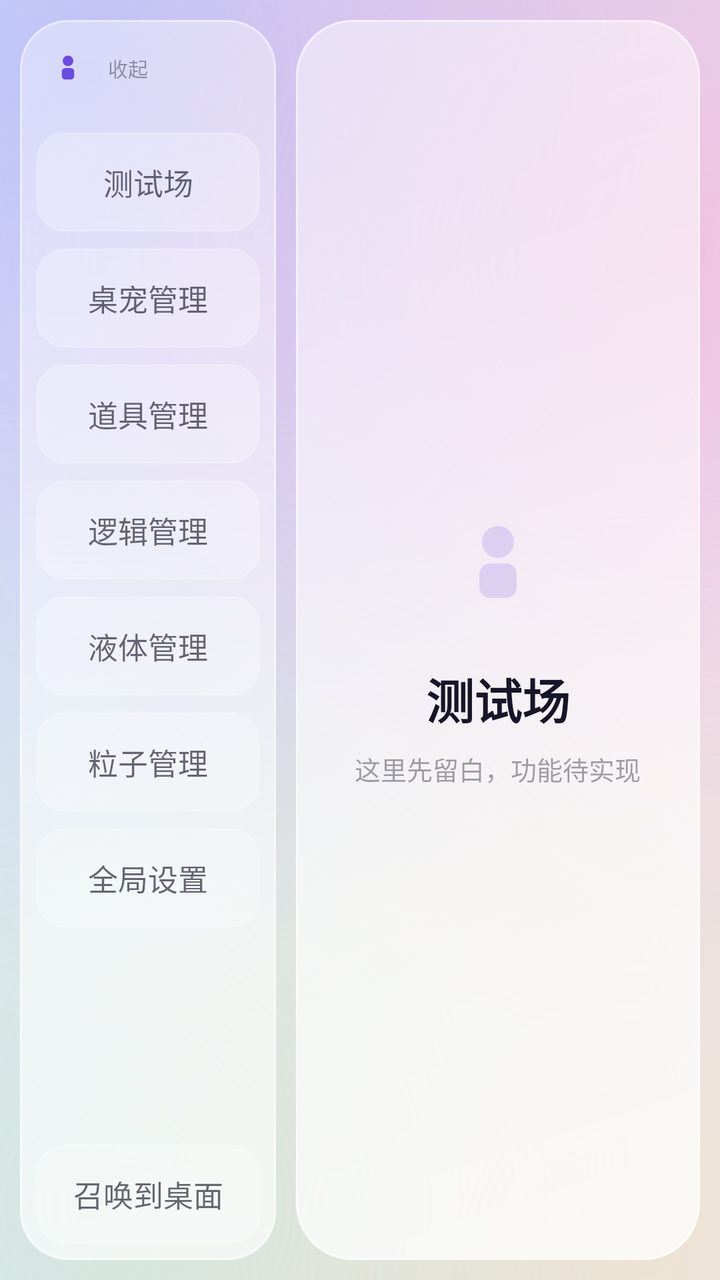
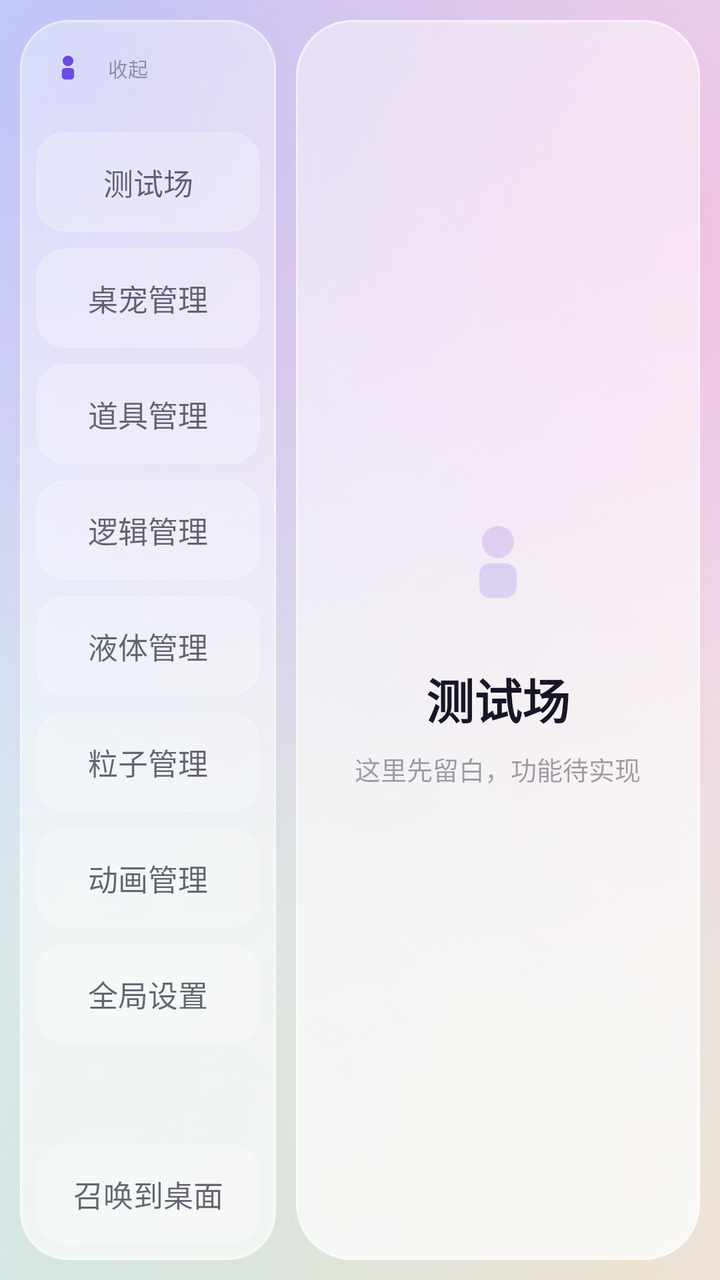

Compare the two renders of this Android layout. The source of the first and the diff that turns it into the second are given below.
<!-- AndroidManifest.xml: application theme Theme.ATP -->
<!-- res/layout/activity_main.xml -->
<?xml version="1.0" encoding="utf-8"?>
<FrameLayout xmlns:android="http://schemas.android.com/apk/res/android"
    xmlns:app="http://schemas.android.com/apk/res-auto"
    android:layout_width="match_parent"
    android:layout_height="match_parent"
    android:background="@drawable/bg_aurora"
    android:fitsSystemWindows="true">

    
    <ImageView
        android:id="@+id/themeBackground"
        android:layout_width="match_parent"
        android:layout_height="match_parent"
        android:contentDescription="@null"
        android:scaleType="centerCrop"
        android:visibility="gone" />

    
    <View
        android:id="@+id/themeScrim"
        android:layout_width="match_parent"
        android:layout_height="match_parent"
        android:background="#00000000" />

    <LinearLayout
        android:layout_width="match_parent"
        android:layout_height="match_parent"
        android:orientation="horizontal"
        android:padding="10dp">

        
        <LinearLayout
            android:id="@+id/sidebar"
            android:layout_width="128dp"
            android:layout_height="match_parent"
            android:background="@drawable/glass_sidebar"
            android:orientation="vertical"
            android:padding="8dp">

            <LinearLayout
                android:id="@+id/railHeader"
                android:layout_width="match_parent"
                android:layout_height="wrap_content"
                android:background="?android:attr/selectableItemBackground"
                android:clickable="true"
                android:focusable="true"
                android:gravity="center_vertical"
                android:orientation="horizontal"
                android:paddingStart="4dp"
                android:paddingTop="4dp"
                android:paddingEnd="4dp"
                android:paddingBottom="12dp">

                <ImageView
                    android:layout_width="24dp"
                    android:layout_height="24dp"
                    android:contentDescription="@null"
                    android:src="@drawable/ic_pet_mark"
                    app:tint="@color/brand" />

                <TextView
                    android:id="@+id/railHint"
                    android:layout_width="0dp"
                    android:layout_height="wrap_content"
                    android:layout_marginStart="8dp"
                    android:layout_weight="1"
                    android:text="@string/rail_collapse"
                    android:textColor="@color/text_subtle"
                    android:textSize="10sp" />
            </LinearLayout>

            <TextView
                android:id="@+id/menuSandbox"
                style="@style/MenuItem"
                android:text="@string/menu_sandbox" />

            <TextView
                android:id="@+id/menuPets"
                style="@style/MenuItem"
                android:text="@string/menu_pets" />

            <TextView
                android:id="@+id/menuProps"
                style="@style/MenuItem"
                android:text="@string/menu_props" />

            <TextView
                android:id="@+id/menuLogic"
                style="@style/MenuItem"
                android:text="@string/menu_logic" />

            <TextView
                android:id="@+id/menuLiquids"
                style="@style/MenuItem"
                android:text="@string/menu_liquids" />

            <TextView
                android:id="@+id/menuParticles"
                style="@style/MenuItem"
                android:text="@string/menu_particles" />

            <TextView
                android:id="@+id/menuSettings"
                style="@style/MenuItem"
                android:text="@string/menu_settings" />

            
            <Space
                android:layout_width="match_parent"
                android:layout_height="0dp"
                android:layout_weight="1" />

            <TextView
                android:id="@+id/petSummon"
                style="@style/SummonButton"
                android:text="@string/pet_summon" />
        </LinearLayout>

        
        <FrameLayout
            android:id="@+id/content"
            android:layout_width="0dp"
            android:layout_height="match_parent"
            android:layout_marginStart="10dp"
            android:layout_weight="1"
            android:background="@drawable/glass_panel">

            
            <LinearLayout
                android:id="@+id/placeholder"
                android:layout_width="match_parent"
                android:layout_height="wrap_content"
                android:layout_gravity="center"
                android:gravity="center"
                android:orientation="vertical"
                android:padding="24dp">

                <ImageView
                    android:layout_width="72dp"
                    android:layout_height="72dp"
                    android:alpha="0.18"
                    android:contentDescription="@null"
                    android:src="@drawable/ic_pet_mark"
                    app:tint="@color/brand" />

                <TextView
                    android:id="@+id/contentTitle"
                    android:layout_width="wrap_content"
                    android:layout_height="wrap_content"
                    android:layout_marginTop="14dp"
                    android:text="@string/menu_sandbox"
                    android:textColor="@color/text_primary"
                    android:textSize="24sp"
                    android:textStyle="bold" />

                <TextView
                    android:id="@+id/contentHint"
                    android:layout_width="wrap_content"
                    android:layout_height="wrap_content"
                    android:layout_marginTop="8dp"
                    android:gravity="center"
                    android:text="@string/content_placeholder"
                    android:textColor="@color/text_subtle"
                    android:textSize="13sp" />
            </LinearLayout>

            
            <FrameLayout
                android:id="@+id/sandboxPane"
                android:layout_width="match_parent"
                android:layout_height="match_parent"
                android:visibility="gone">

                <dev.atp.pet.ui.PhysicsSandboxView
                    android:id="@+id/sandboxView"
                    android:layout_width="match_parent"
                    android:layout_height="match_parent" />

                <HorizontalScrollView
                    android:layout_width="match_parent"
                    android:layout_height="wrap_content"
                    android:layout_gravity="top"
                    android:paddingStart="8dp"
                    android:paddingTop="6dp"
                    android:paddingEnd="8dp"
                    android:scrollbars="none">

                    <LinearLayout
                        android:id="@+id/petChooser"
                        android:layout_width="wrap_content"
                        android:layout_height="wrap_content"
                        android:orientation="horizontal" />
                </HorizontalScrollView>
            </FrameLayout>

            
            <ScrollView
                android:id="@+id/petListScroll"
                android:layout_width="match_parent"
                android:layout_height="match_parent"
                android:visibility="gone">

                <LinearLayout
                    android:id="@+id/petList"
                    android:layout_width="match_parent"
                    android:layout_height="wrap_content"
                    android:orientation="vertical"
                    android:padding="12dp" />
            </ScrollView>

            
            <ScrollView
                android:id="@+id/partListScroll"
                android:layout_width="match_parent"
                android:layout_height="match_parent"
                android:visibility="gone">

                <LinearLayout
                    android:id="@+id/partList"
                    android:layout_width="match_parent"
                    android:layout_height="wrap_content"
                    android:orientation="vertical"
                    android:padding="12dp" />
            </ScrollView>

            
            <ScrollView
                android:id="@+id/partFilesScroll"
                android:layout_width="match_parent"
                android:layout_height="match_parent"
                android:visibility="gone">

                <LinearLayout
                    android:id="@+id/partFilesList"
                    android:layout_width="match_parent"
                    android:layout_height="wrap_content"
                    android:orientation="vertical"
                    android:padding="12dp" />
            </ScrollView>

            
            <ScrollView
                android:id="@+id/depthScroll"
                android:layout_width="match_parent"
                android:layout_height="match_parent"
                android:visibility="gone">

                <LinearLayout
                    android:id="@+id/depthList"
                    android:layout_width="match_parent"
                    android:layout_height="wrap_content"
                    android:orientation="vertical"
                    android:padding="12dp" />
            </ScrollView>

            
            <ScrollView
                android:id="@+id/liquidScroll"
                android:layout_width="match_parent"
                android:layout_height="match_parent"
                android:visibility="gone">

                <LinearLayout
                    android:id="@+id/liquidList"
                    android:layout_width="match_parent"
                    android:layout_height="wrap_content"
                    android:orientation="vertical"
                    android:padding="12dp" />
            </ScrollView>

            
            <ScrollView
                android:id="@+id/particleScroll"
                android:layout_width="match_parent"
                android:layout_height="match_parent"
                android:visibility="gone">

                <LinearLayout
                    android:id="@+id/particleList"
                    android:layout_width="match_parent"
                    android:layout_height="wrap_content"
                    android:orientation="vertical"
                    android:padding="12dp" />
            </ScrollView>

            
            <ScrollView
                android:id="@+id/settingsScroll"
                android:layout_width="match_parent"
                android:layout_height="match_parent"
                android:visibility="gone">

                <LinearLayout
                    android:id="@+id/settingsList"
                    android:layout_width="match_parent"
                    android:layout_height="wrap_content"
                    android:orientation="vertical"
                    android:padding="12dp" />
            </ScrollView>

            
            <ScrollView
                android:id="@+id/propListScroll"
                android:layout_width="match_parent"
                android:layout_height="match_parent"
                android:visibility="gone">

                <LinearLayout
                    android:id="@+id/propList"
                    android:layout_width="match_parent"
                    android:layout_height="wrap_content"
                    android:orientation="vertical"
                    android:padding="12dp" />
            </ScrollView>

            
            <LinearLayout
                android:id="@+id/logicPane"
                android:layout_width="match_parent"
                android:layout_height="match_parent"
                android:orientation="vertical"
                android:visibility="gone">

                
                <FrameLayout
                    android:layout_width="match_parent"
                    android:layout_height="0dp"
                    android:layout_weight="1">

                    <dev.atp.pet.ui.LogicGraphView
                        android:id="@+id/logicGraph"
                        android:layout_width="match_parent"
                        android:layout_height="match_parent" />

                    <HorizontalScrollView
                        android:layout_width="wrap_content"
                        android:layout_height="wrap_content"
                        android:layout_gravity="top|end"
                        android:paddingStart="8dp"
                        android:paddingTop="6dp"
                        android:paddingEnd="8dp"
                        android:scrollbars="none">

                        <LinearLayout
                            android:id="@+id/logicFolderBar"
                            android:layout_width="wrap_content"
                            android:layout_height="wrap_content"
                            android:gravity="center"
                            android:orientation="horizontal" />
                    </HorizontalScrollView>
                </FrameLayout>

                <HorizontalScrollView
                    android:layout_width="match_parent"
                    android:layout_height="wrap_content"
                    android:paddingStart="8dp"
                    android:paddingEnd="8dp"
                    android:scrollbars="none">

                    <LinearLayout
                        android:id="@+id/logicBar"
                        android:layout_width="wrap_content"
                        android:layout_height="wrap_content"
                        android:gravity="center"
                        android:orientation="horizontal"
                        android:paddingTop="6dp"
                        android:paddingBottom="6dp" />
                </HorizontalScrollView>

                
                <HorizontalScrollView
                    android:layout_width="match_parent"
                    android:layout_height="wrap_content"
                    android:paddingStart="8dp"
                    android:paddingEnd="8dp"
                    android:scrollbars="none">

                    <LinearLayout
                        android:id="@+id/liquidBar"
                        android:layout_width="wrap_content"
                        android:layout_height="wrap_content"
                        android:gravity="center"
                        android:orientation="horizontal"
                        android:paddingTop="2dp"
                        android:paddingBottom="8dp" />
                </HorizontalScrollView>
            </LinearLayout>

            
            <FrameLayout
                android:id="@+id/alignPane"
                android:layout_width="match_parent"
                android:layout_height="match_parent"
                android:visibility="gone">

                <dev.atp.pet.ui.PartAlignView
                    android:id="@+id/alignView"
                    android:layout_width="match_parent"
                    android:layout_height="match_parent" />

                <LinearLayout
                    android:layout_width="match_parent"
                    android:layout_height="wrap_content"
                    android:layout_gravity="bottom"
                    android:gravity="center"
                    android:orientation="horizontal"
                    android:padding="8dp">

                    <TextView
                        android:id="@+id/alignCancel"
                        style="@style/AlignButton"
                        android:text="@string/align_cancel" />

                    <TextView
                        android:id="@+id/alignCanvas"
                        style="@style/AlignButton"
                        android:text="@string/align_canvas" />

                    <TextView
                        android:id="@+id/alignBone"
                        style="@style/AlignButton"
                        android:text="@string/align_bone" />

                    <TextView
                        android:id="@+id/alignMinus"
                        style="@style/AlignButton"
                        android:text="@string/align_minus" />

                    <TextView
                        android:id="@+id/alignPlus"
                        style="@style/AlignButton"
                        android:text="@string/align_plus" />

                    <TextView
                        android:id="@+id/alignConfirm"
                        style="@style/AlignButton"
                        android:text="@string/align_confirm" />
                </LinearLayout>
            </FrameLayout>

            
            <LinearLayout
                android:id="@+id/rigRow"
                android:layout_width="match_parent"
                android:layout_height="match_parent"
                android:orientation="horizontal"
                android:visibility="gone">

                <dev.atp.pet.ui.SkeletonView
                    android:id="@+id/skeletonView"
                    android:layout_width="0dp"
                    android:layout_height="match_parent"
                    android:layout_weight="1" />

                
                <ScrollView
                    android:id="@+id/rigBoneScroll"
                    android:layout_width="96dp"
                    android:layout_height="match_parent"
                    android:background="@drawable/glass_panel"
                    android:padding="4dp"
                    android:scrollbars="none">

                    <LinearLayout
                        android:id="@+id/rigBonePanel"
                        android:layout_width="match_parent"
                        android:layout_height="wrap_content"
                        android:orientation="vertical"
                        android:padding="4dp" />
                </ScrollView>
            </LinearLayout>

            <HorizontalScrollView
                android:id="@+id/rigBarScroll"
                android:layout_width="match_parent"
                android:layout_height="wrap_content"
                android:layout_gravity="bottom"
                android:paddingStart="8dp"
                android:paddingEnd="8dp"
                android:scrollbars="none"
                android:visibility="gone">

                <LinearLayout
                    android:id="@+id/rigBar"
                    android:layout_width="wrap_content"
                    android:layout_height="wrap_content"
                    android:gravity="center"
                    android:orientation="horizontal"
                    android:paddingTop="8dp"
                    android:paddingBottom="8dp">

                    <TextView
                        android:id="@+id/rigMode"
                        style="@style/AlignButton"
                        android:text="@string/rig_mode_pose" />

                    <TextView
                        android:id="@+id/rigAddBone"
                        style="@style/AlignButton"
                        android:text="@string/rig_add_bone" />

                    <TextView
                        android:id="@+id/rigAddNode"
                        style="@style/AlignButton"
                        android:text="@string/rig_add_node" />

                    <TextView
                        android:id="@+id/rigBoneList"
                        style="@style/AlignButton"
                        android:text="@string/rig_bone_list" />

                    <TextView
                        android:id="@+id/rigSaveBones"
                        style="@style/AlignButton"
                        android:text="@string/rig_save_bones" />

                    <TextView
                        android:id="@+id/rigReset"
                        style="@style/AlignButton"
                        android:text="@string/rig_reset" />

                    <TextView
                        android:id="@+id/rigSavePose"
                        style="@style/AlignButton"
                        android:text="@string/rig_save_pose" />

                    <TextView
                        android:id="@+id/rigReference"
                        style="@style/AlignButton"
                        android:text="@string/rig_reference" />

                    <TextView
                        android:id="@+id/rigResetBones"
                        style="@style/AlignButton"
                        android:text="@string/rig_reset_bones" />

                    <TextView
                        android:id="@+id/rigLimitMin"
                        style="@style/AlignButton"
                        android:text="@string/rig_limit_set_min" />

                    <TextView
                        android:id="@+id/rigLimitMax"
                        style="@style/AlignButton"
                        android:text="@string/rig_limit_set_max" />
                </LinearLayout>
            </HorizontalScrollView>

            <TextView
                android:id="@+id/statusLine"
                android:layout_width="match_parent"
                android:layout_height="wrap_content"
                android:layout_gravity="bottom"
                android:padding="10dp"
                android:textColor="@color/text_muted"
                android:textSize="11sp"
                android:visibility="gone" />
        </FrameLayout>
    </LinearLayout>
</FrameLayout>
<!-- resources referenced by this layout -->
<resources>
  <color name="brand">#FF6C4CE0</color>
  <color name="text_muted">#A6171528</color>
  <color name="text_primary">#FF171528</color>
  <color name="text_subtle">#66171528</color>
  <string name="align_bone">贴到骨骼</string>
  <string name="align_cancel">取消</string>
  <string name="align_canvas">整张画布</string>
  <string name="align_confirm">确定</string>
  <string name="align_minus">缩小</string>
  <string name="align_plus">放大</string>
  <string name="content_placeholder">这里先留白，功能待实现</string>
  <string name="menu_liquids">液体管理</string>
  <string name="menu_logic">逻辑管理</string>
  <string name="menu_particles">粒子管理</string>
  <string name="menu_pets">桌宠管理</string>
  <string name="menu_props">道具管理</string>
  <string name="menu_sandbox">测试场</string>
  <string name="menu_settings">全局设置</string>
  <string name="pet_summon">召唤到桌面</string>
  <string name="rail_collapse">收起</string>
  <string name="rig_add_bone">＋ 加骨骼</string>
  <string name="rig_add_node">＋ 加节点</string>
  <string name="rig_bone_list">骨骼列表</string>
  <string name="rig_limit_set_max">设为最大</string>
  <string name="rig_limit_set_min">设为最小</string>
  <string name="rig_mode_pose">摆姿势</string>
  <string name="rig_reference">参考图</string>
  <string name="rig_reset">复位</string>
  <string name="rig_reset_bones">重置骨骼</string>
  <string name="rig_save_bones">保存骨骼</string>
  <string name="rig_save_pose">存为动作</string>
  <style name="MenuItem">
          <item name="android:layout_width">match_parent</item>
          <item name="android:layout_height">50dp</item>
          <item name="android:layout_marginTop">8dp</item>
          <item name="android:background">@drawable/bg_menu_item</item>
          <item name="android:gravity">center</item>
          <item name="android:textColor">@color/menu_text</item>
          <item name="android:textSize">15sp</item>
          <item name="android:clickable">true</item>
          <item name="android:focusable">true</item>
      </style>
  <style name="SummonButton" parent="MenuItem" />
  <style name="Theme.ATP" parent="Theme.Material3.Light.NoActionBar">
          <item name="colorPrimary">@color/brand</item>
  
          
          <item name="android:statusBarColor">@android:color/transparent</item>
          <item name="android:windowLightStatusBar">true</item>
          <item name="android:navigationBarColor">@color/bg_base</item>
          <item name="android:windowBackground">@drawable/bg_aurora</item>
      </style>
  <color name="bg_base">#FFEDE9F7</color>
  <!-- drawable menu_item_selected (drawable) -->
  <?xml version="1.0" encoding="utf-8"?>
  <shape xmlns:android="http://schemas.android.com/apk/res/android"
      android:shape="rectangle">
      <corners android:radius="14dp" />
      <solid android:color="#F2FFFFFF" />
      <stroke
          android:width="1dp"
          android:color="#99FFFFFF" />
  </shape>
  <!-- drawable bg_menu_item (drawable) -->
  <?xml version="1.0" encoding="utf-8"?>
  <ripple xmlns:android="http://schemas.android.com/apk/res/android"
      android:color="@color/ripple">
      <item>
          <selector>
              <item
                  android:drawable="@drawable/menu_item_selected"
                  android:state_selected="true" />
              <item android:drawable="@drawable/menu_item_idle" />
          </selector>
      </item>
  </ripple>
  <color name="ripple">#26000000</color>
  <!-- drawable menu_item_idle (drawable) -->
  <?xml version="1.0" encoding="utf-8"?>
  <shape xmlns:android="http://schemas.android.com/apk/res/android"
      android:shape="rectangle">
      <corners android:radius="14dp" />
      <solid android:color="#3DFFFFFF" />
      <stroke
          android:width="1dp"
          android:color="#2EFFFFFF" />
  </shape>
  <!-- unchanged entries left out for length: 5 -->
</resources>

<!-- the commit's change to res/layout/activity_main.xml (unified diff, before → after) -->
@@ -100,6 +100,11 @@
                 android:text="@string/menu_particles" />
 
             <TextView
+                android:id="@+id/menuAnims"
+                style="@style/MenuItem"
+                android:text="@string/menu_anims" />
+
+            <TextView
                 android:id="@+id/menuSettings"
                 style="@style/MenuItem"
                 android:text="@string/menu_settings" />
@@ -277,6 +282,21 @@
 
                 <LinearLayout
                     android:id="@+id/particleList"
+                    android:layout_width="match_parent"
+                    android:layout_height="wrap_content"
+                    android:orientation="vertical"
+                    android:padding="12dp" />
+            </ScrollView>
+
+            
+            <ScrollView
+                android:id="@+id/animScroll"
+                android:layout_width="match_parent"
+                android:layout_height="match_parent"
+                android:visibility="gone">
+
+                <LinearLayout
+                    android:id="@+id/animList"
                     android:layout_width="match_parent"
                     android:layout_height="wrap_content"
                     android:orientation="vertical"
<!-- resource entries referenced after the edit -->
@@ -11,6 +11,7 @@
   <string name="align_minus">缩小</string>
   <string name="align_plus">放大</string>
   <string name="content_placeholder">这里先留白，功能待实现</string>
+  <string name="menu_anims">动画管理</string>
   <string name="menu_liquids">液体管理</string>
   <string name="menu_logic">逻辑管理</string>
   <string name="menu_particles">粒子管理</string>
